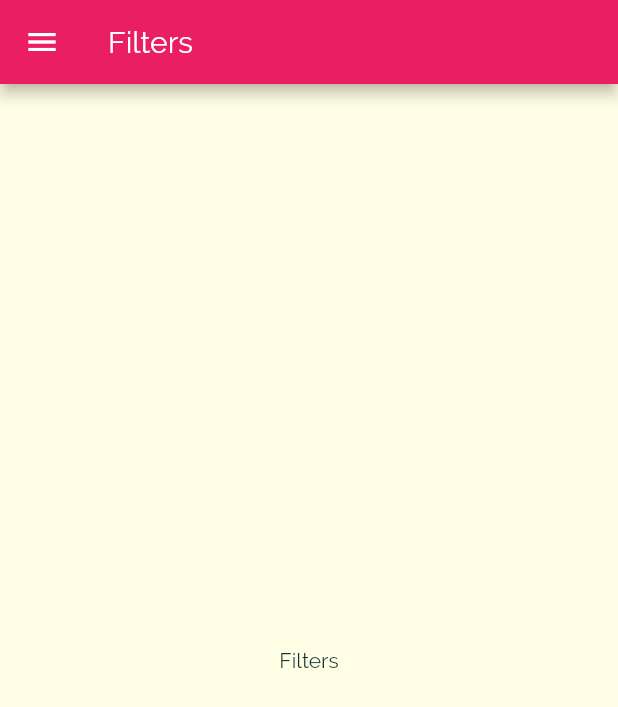
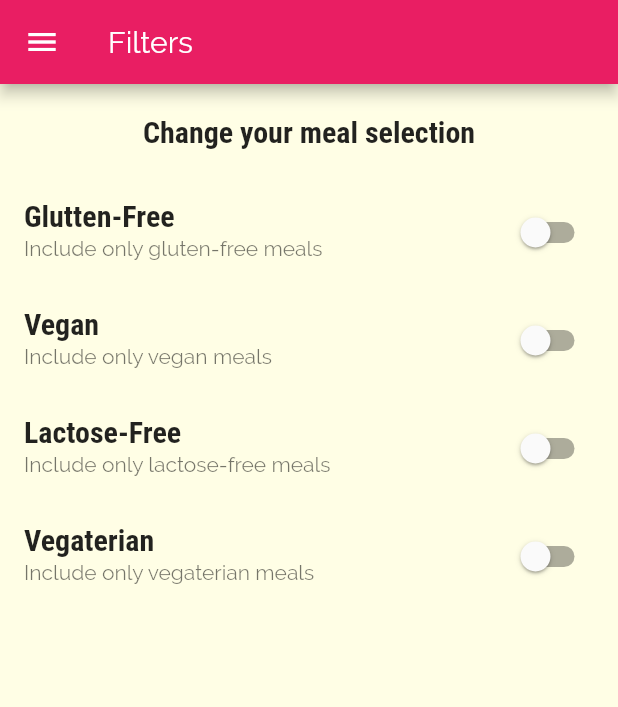
Before and after one commit to RavshanovUsmonbek/Meal-App, a Flutter app: the FiltersScreen screen opened by its route, on a phone screen of 412 x 824 dp. Shown: the top 707 px of the screen. Run offline on Flutter 3.47's test engine with Material 2 defaults, Android fonts, the phone set to English and light mode, and no system bars.

Commit message:
Majority of functionalities are added

```diff
--- /dev/null
+++ b/lib/data/filters.dart
@@ -0,0 +1,4 @@
+bool isGlutenFree = false;
+bool isVegan = false;
+bool isVegetarian = false;
+bool isLactoseFree = false;
--- a/lib/data/meals.dart
+++ b/lib/data/meals.dart
@@ -1,5 +1,4 @@
 import '../models/meal.dart';
-
 
 const DUMMY_MEALS = const [
   Meal(
@@ -351,3 +350,6 @@ const DUMMY_MEALS = const [
     isLactoseFree: true,
   ),
 ];
+
+List<Meal> filteredMeals = new List<Meal>.from(DUMMY_MEALS);
+List<Meal> favoriteMeals = [];
--- a/lib/main.dart
+++ b/lib/main.dart
@@ -2,7 +2,6 @@ import 'package:flutter/material.dart';
 import 'package:mealApp/screens/category_meal_screen.dart';
 import 'package:mealApp/screens/filters_screen.dart';
 
-import 'screens/categories_sceen.dart';
 import 'screens/meal_screen.dart';
 import 'screens/tabs_screen.dart';
 
--- a/lib/screens/filters_screen.dart
+++ b/lib/screens/filters_screen.dart
@@ -1,15 +1,103 @@
 import 'package:flutter/material.dart';
+import 'package:mealApp/data/filters.dart';
+import 'package:mealApp/data/meals.dart';
+import 'package:mealApp/models/meal.dart';
 import 'package:mealApp/widgets/main_drawer.dart';
 
-class FiltersScreen extends StatelessWidget {
+class FiltersScreen extends StatefulWidget {
   static const routeName = '/filters_sceen';
+
+  @override
+  _FiltersScreenState createState() => _FiltersScreenState();
+}
+
+class _FiltersScreenState extends State<FiltersScreen> {
+
+  void filterMeals(newValue, filterType){
+    switch(filterType){
+      case 'vegan':
+        setState((){
+          isVegan = newValue;
+        });
+        break;
+      case 'vegaterian':
+        setState((){
+          isVegetarian = newValue;
+        });
+        break;
+      case 'luctose-free':
+        setState((){
+          isLactoseFree = newValue;
+        });
+        break;
+      case 'gluten-free':
+        setState((){
+          isGlutenFree = newValue;
+        });
+        break;
+    }
+    filteredMeals = new List<Meal>.from(DUMMY_MEALS);
+
+    filteredMeals = DUMMY_MEALS.where((meal) {
+      bool result=true;
+
+      result = isGlutenFree ? (isGlutenFree==meal.isGlutenFree) : result;
+      result = isVegan ? (isVegan==meal.isVegan) : result;
+      result = isVegetarian ? (isVegetarian==meal.isVegetarian) : result;
+      result = isLactoseFree ? (isLactoseFree==meal.isLactoseFree) : result;
+
+      return result;
+    }).toList();
+
+  }
 
   @override
   Widget build(BuildContext context) {
     return Scaffold(
       appBar: AppBar(title: Text('Filters'),),
-      body: Center(child: Text('Filters')),
       drawer: MainDrawer(),
+      body: Column(
+        children: [
+          Container(
+            padding: EdgeInsets.all(20),
+            alignment: Alignment.center,
+            child: Text(
+              'Change your meal selection',
+              style: Theme.of(context).textTheme.subtitle1,
+            ),
+          ),
+          Expanded(
+              child: ListView(
+                children: [
+                  SwitchListTile(
+                    title: Text('Glutten-Free'),
+                    value: isGlutenFree,
+                    subtitle: Text('Include only gluten-free meals'),
+                    onChanged: (newValue) => filterMeals(newValue, 'gluten-free'),
+                  ),
+                  SwitchListTile(
+                    title: Text('Vegan'),
+                    value: isVegan,
+                    subtitle: Text('Include only vegan meals'),
+                    onChanged: (newValue) => filterMeals(newValue, 'vegan'),
+                  ),
+                  SwitchListTile(
+                    title: Text('Lactose-Free'),
+                    value: isLactoseFree,
+                    subtitle: Text('Include only lactose-free meals'),
+                    onChanged: (newValue) => filterMeals(newValue, 'luctose-free'),
+                  ),
+                  SwitchListTile(
+                    title: Text('Vegaterian'),
+                    value: isVegetarian,
+                    subtitle: Text('Include only vegaterian meals'),
+                    onChanged: (newValue) => filterMeals(newValue, 'vegaterian'),
+                  ),
+                ],
+              ),
+          ),
+        ],
+      ),
     );
   }
 }
--- a/lib/screens/meal_screen.dart
+++ b/lib/screens/meal_screen.dart
@@ -1,15 +1,39 @@
 import 'package:flutter/material.dart';
 import 'package:mealApp/data/meals.dart';
+import 'package:mealApp/models/meal.dart';
 
-class MealScreen extends StatelessWidget {
+class MealScreen extends StatefulWidget {
   static const routeName = '/meal-detail';
 
+  @override
+  _MealScreenState createState() => _MealScreenState();
+}
+
+class _MealScreenState extends State<MealScreen> {
+
+  Meal _meal;
+  bool _isFavorated;
+  bool _isInited=false;
 
   Widget _buildHeading({@required TextStyle textStyle, @required String text}){
     return Container(
       margin: EdgeInsets.all(20),
       child: Text(text, style: textStyle,),
     );
+  }
+
+
+  void _manageFavoriteness(Meal meal){
+    if(!_isFavorated){
+      favoriteMeals.add(meal);
+    }
+    else{
+      favoriteMeals.removeWhere((favMeal)=> favMeal.id==meal.id);
+    }
+
+    setState((){
+      _isFavorated = !_isFavorated;
+    });
   }
 
   Widget _buildCustomContainer({@required Widget childWidget}){
@@ -27,10 +51,17 @@ class MealScreen extends StatelessWidget {
   }
 
   @override
+  void didChangeDependencies(){
+    if(!_isInited){
+      final mealID = ModalRoute.of(context).settings.arguments;
+      _meal = filteredMeals.firstWhere((meal) => meal.id==mealID);
+      _isFavorated = favoriteMeals.firstWhere((meal) => meal.id==_meal.id, orElse: () => null)!=null;
+      _isInited=true;
+    }
+  }
+
+  @override
   Widget build(BuildContext context) {
-    final mealID = ModalRoute.of(context).settings.arguments;
-    final meal = DUMMY_MEALS.firstWhere((meal) => meal.id==mealID);
-
     return Scaffold(
       appBar: AppBar(title: Text('The Meal'), centerTitle: true,),
       body: SingleChildScrollView(
@@ -40,7 +71,7 @@ class MealScreen extends StatelessWidget {
               width: double.infinity,
               height: 300,
               child: Image.network(
-                meal.imageUrl,
+                _meal.imageUrl,
                 fit: BoxFit.cover,
               ),
             ),
@@ -54,11 +85,11 @@ class MealScreen extends StatelessWidget {
                   color: Theme.of(context).accentColor,
                   child: Padding(
                     padding: EdgeInsets.symmetric(vertical:5, horizontal:10),
-                    child: Text(meal.ingredients[index]),
+                    child: Text(_meal.ingredients[index]),
                   ),
                 );
               },
-              itemCount: meal.ingredients.length,
+              itemCount: _meal.ingredients.length,
               ),
             ),
             _buildHeading(
@@ -74,20 +105,24 @@ class MealScreen extends StatelessWidget {
                         child: Text('# ${index+1}'),
                         backgroundColor: Theme.of(context).primaryColor,
                       ),
-                      title: Text(meal.steps[index], style: Theme.of(context).textTheme.bodyText1),
+                      title: Text(_meal.steps[index], style: Theme.of(context).textTheme.bodyText1),
                     ),
-                    if(index+1 < meal.steps.length)
+                    if(index+1 < _meal.steps.length)
                       Divider(),
                   ],
                 );
               },
-              itemCount: meal.steps.length,
+              itemCount: _meal.steps.length,
               ),
             ),
             SizedBox(height: 50),
           ],
         ),
-      )
+      ),
+      floatingActionButton: FloatingActionButton(
+        child: _isFavorated ? Icon(Icons.star) : Icon(Icons.star_border),
+        onPressed: () => _manageFavoriteness(_meal),
+      ),
     );
   }
 }
--- a/lib/widgets/meal_item.dart
+++ b/lib/widgets/meal_item.dart
@@ -11,7 +11,6 @@ class MealItem extends StatelessWidget {
   final int duration;
   final Complexity complexity;
   final Affordability affordability;
-
 
   MealItem({
     @required this.id,
```
Also changed, not shown: lib/screens/category_meal_screen.dart (+38 -14 lines), lib/screens/favorite_sceen.dart (+24 -4 lines). Lines whose indentation alone changed are shown as unchanged.
